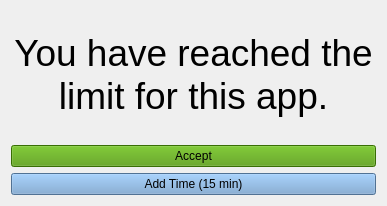
Above: src/main/resources/base/closer.ui from j718/screentime before the change. Below: the same form after it.
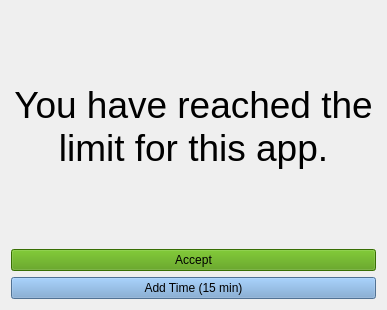
That is the form after the change.

Commit message: increased size of closer ui

```diff
--- a/src/main/resources/base/closer.ui
+++ b/src/main/resources/base/closer.ui
@@ -7,7 +7,7 @@
     <x>0</x>
     <y>0</y>
     <width>387</width>
-    <height>206</height>
+    <height>310</height>
    </rect>
   </property>
   <property name="windowTitle">
```
The commit also changes 1 other file.
